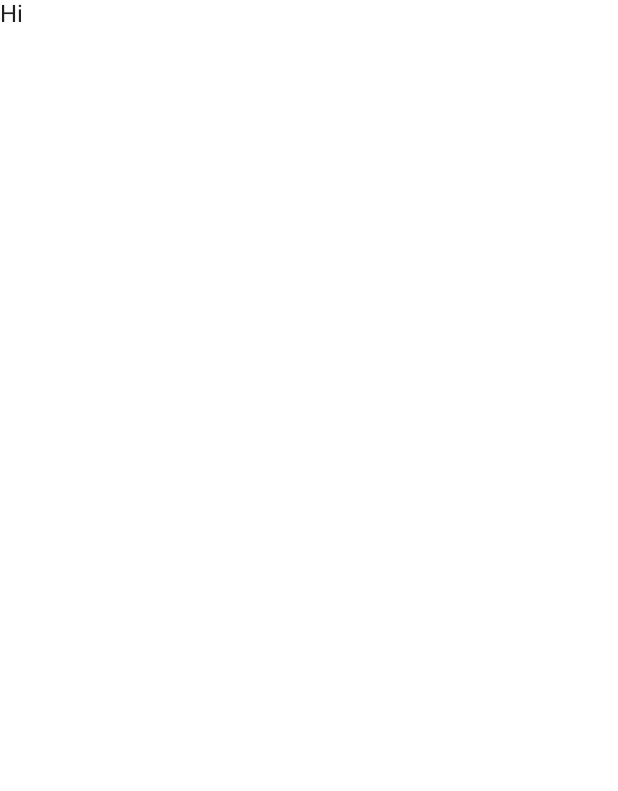
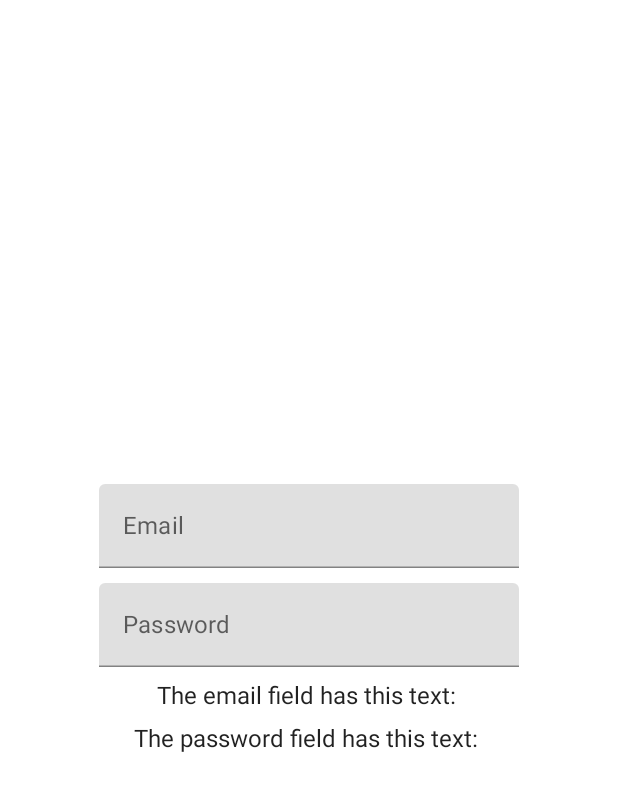
Before and after one commit to lexisother/GDOS-Portal-App, an Android app built with Jetpack Compose: the screen it shows after launch (MainActivity), on a phone screen of 412 x 824 dp. Before the commit the part shown is almost empty. Shown: the top 791 px of the screen. Run offline under Robolectric (Android 15) with nearby library versions, the phone set to English and light mode, and no system bars.

Commit message:
[Main] Add email/password fields

```diff
--- a/app/src/main/java/com/alyxia/gdos_portal_app/MainActivity.kt
+++ b/app/src/main/java/com/alyxia/gdos_portal_app/MainActivity.kt
@@ -3,11 +3,17 @@ package com.alyxia.gdos_portal_app
 import android.os.Bundle
 import androidx.activity.ComponentActivity
 import androidx.activity.compose.setContent
+import androidx.compose.foundation.layout.*
 import androidx.compose.material.MaterialTheme
 import androidx.compose.material.Surface
 import androidx.compose.material.Text
-import androidx.compose.runtime.Composable
-import androidx.compose.ui.tooling.preview.Preview
+import androidx.compose.material.TextField
+import androidx.compose.runtime.mutableStateOf
+import androidx.compose.runtime.remember
+import androidx.compose.ui.Alignment
+import androidx.compose.ui.Modifier
+import androidx.compose.ui.text.input.TextFieldValue
+import androidx.compose.ui.unit.dp
 import com.alyxia.gdos_portal_app.ui.theme.GDOSPortalAppTheme
 
 class MainActivity : ComponentActivity() {
@@ -15,9 +21,31 @@ class MainActivity : ComponentActivity() {
         super.onCreate(savedInstanceState)
         setContent {
             GDOSPortalAppTheme {
-                // A surface container using the 'background' color from the theme
-                Surface(color = MaterialTheme.colors.background) {
-                    Text("Hi")
+                Surface(
+                    modifier = Modifier.fillMaxSize(),
+                    color = MaterialTheme.colors.background
+                ) {
+                    Column(
+                        modifier = Modifier
+                            .wrapContentHeight()
+                            .fillMaxWidth(),
+                        verticalArrangement = Arrangement.spacedBy(10.dp)
+                    ) {
+                        val emailState = remember { mutableStateOf(TextFieldValue())}
+                        val passState = remember { mutableStateOf(TextFieldValue())}
+                        TextField(
+                            modifier = Modifier.align(Alignment.CenterHorizontally),
+                            label = { Text("Email") },
+                            value = emailState.value,
+                            onValueChange = { emailState.value = it })
+                        TextField(
+                            modifier = Modifier.align(Alignment.CenterHorizontally),
+                            label = { Text("Password") },
+                            value = passState.value,
+                            onValueChange = { passState.value = it })
+                        Text(modifier = Modifier.align(Alignment.CenterHorizontally), text = "The email field has this text: ${emailState.value.text}")
+                        Text(modifier = Modifier.align(Alignment.CenterHorizontally), text = "The password field has this text: ${passState.value.text}")
+                    }
                 }
             }
         }
```
